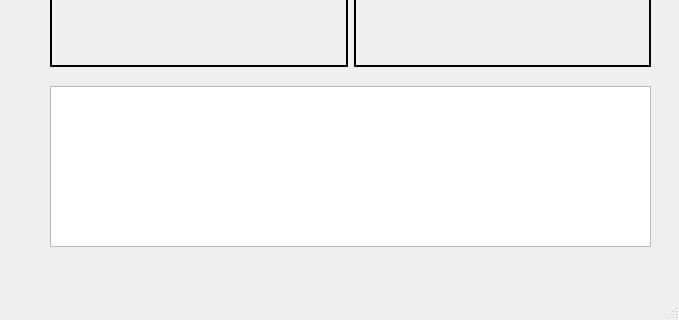
This is ClientApp/client_ui.ui in NguyenTrung2002/DetectServer as Qt 5 draws it before an edit; both pictures show x 0 to 679 and y 264 to 584 of the 679 by 584 pixel window. The edited form follows.
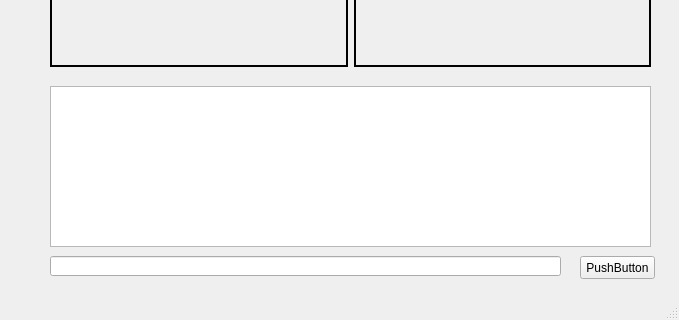
This is the edited form.

The edit to the form file:
```diff
--- a/ClientApp/client_ui.ui
+++ b/ClientApp/client_ui.ui
@@ -95,6 +95,29 @@
      </rect>
     </property>
    </widget>
+   <widget class="QLineEdit" name="sendLine">
+    <property name="geometry">
+     <rect>
+      <x>50</x>
+      <y>520</y>
+      <width>511</width>
+      <height>20</height>
+     </rect>
+    </property>
+   </widget>
+   <widget class="QPushButton" name="sendButton">
+    <property name="geometry">
+     <rect>
+      <x>580</x>
+      <y>520</y>
+      <width>75</width>
+      <height>23</height>
+     </rect>
+    </property>
+    <property name="text">
+     <string>PushButton</string>
+    </property>
+   </widget>
   </widget>
   <widget class="QStatusBar" name="statusbar"/>
  </widget>
```
